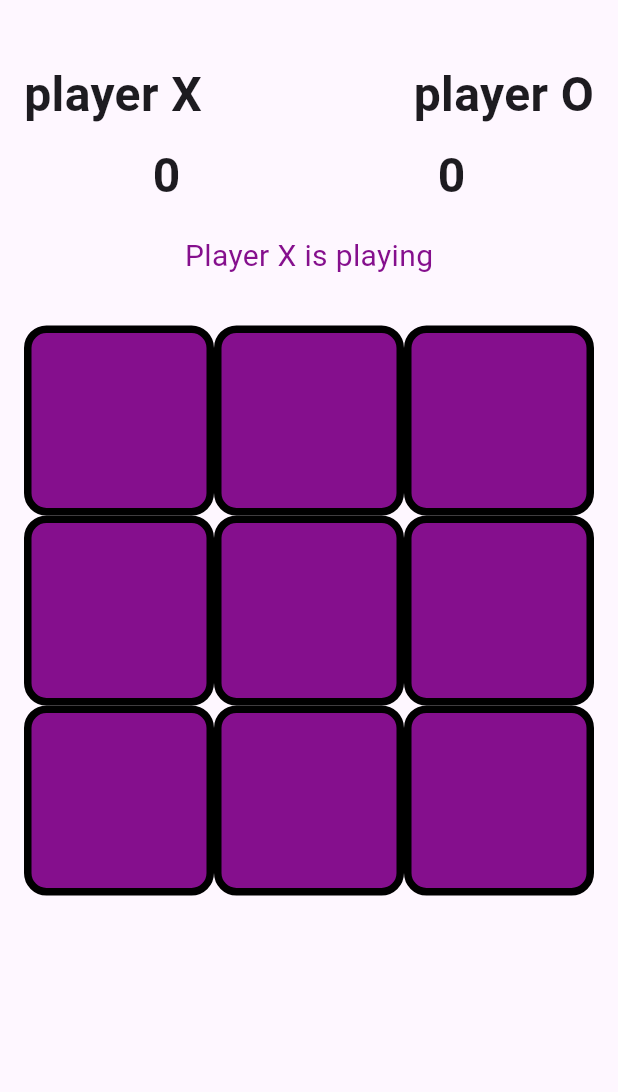
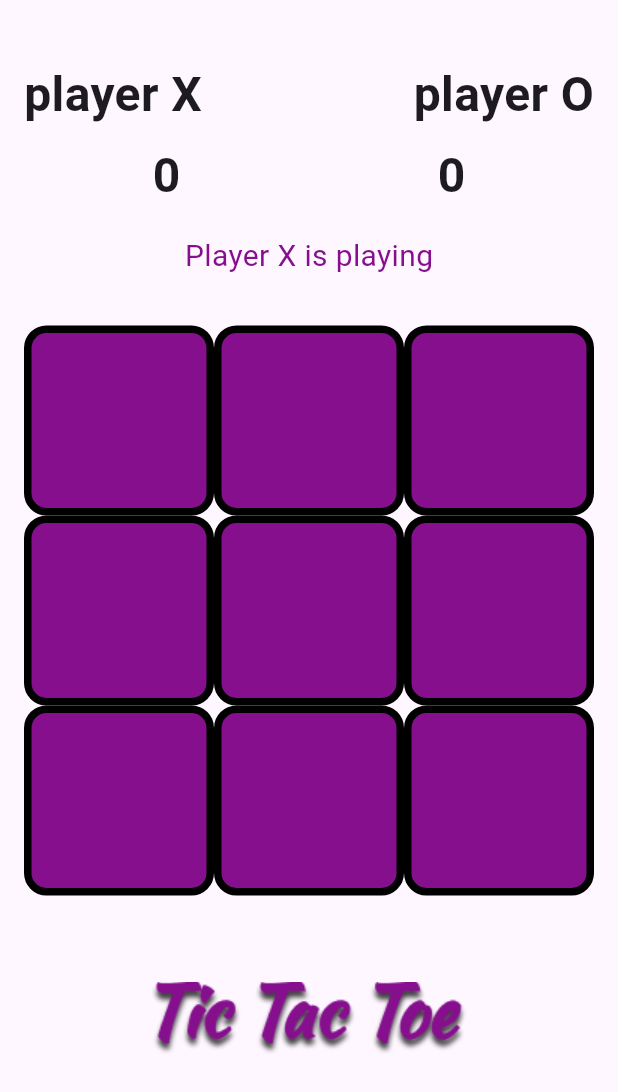
Before and after one commit to yousefmohamed35/tic_tac_toe, a Flutter app: the GameView screen opened by its route, on a phone screen of 412 x 824 dp. Shown: the top 1092 px of the screen. Run offline on Flutter 3.47's test engine with Material 3 defaults, Android fonts, the phone set to English and light mode, and no system bars; our stand-ins replace bloc, flutter_bloc, go_router.

Commit message:
refactore ui

```diff
--- a/lib/Features/game/view/widgets/game_view_body.dart
+++ b/lib/Features/game/view/widgets/game_view_body.dart
@@ -6,6 +6,7 @@ import 'package:tic_tac_app/Features/game/view/widgets/grid_view.dart';
 import 'package:tic_tac_app/Features/game/view/widgets/player_is_playing.dart';
 import 'package:tic_tac_app/Features/game/view/widgets/team_name_section.dart';
 import 'package:tic_tac_app/Features/game/view/widgets/tic_tac_board.dart';
+
 class GameViewBody extends StatelessWidget {
   const GameViewBody({super.key});
 
@@ -32,6 +33,10 @@ class GameViewBody extends StatelessWidget {
             state: state,
           ),
           const SizedBox(height: 32),
+          SizedBox(
+            height: 100,
+            child: Image.asset('assets/images/tic.png'),
+          )
         ]);
       },
     );
```
Also changed, not shown: assets/images/tic.png (added), assets/images/tictactoe.png (added), 3 other files.
